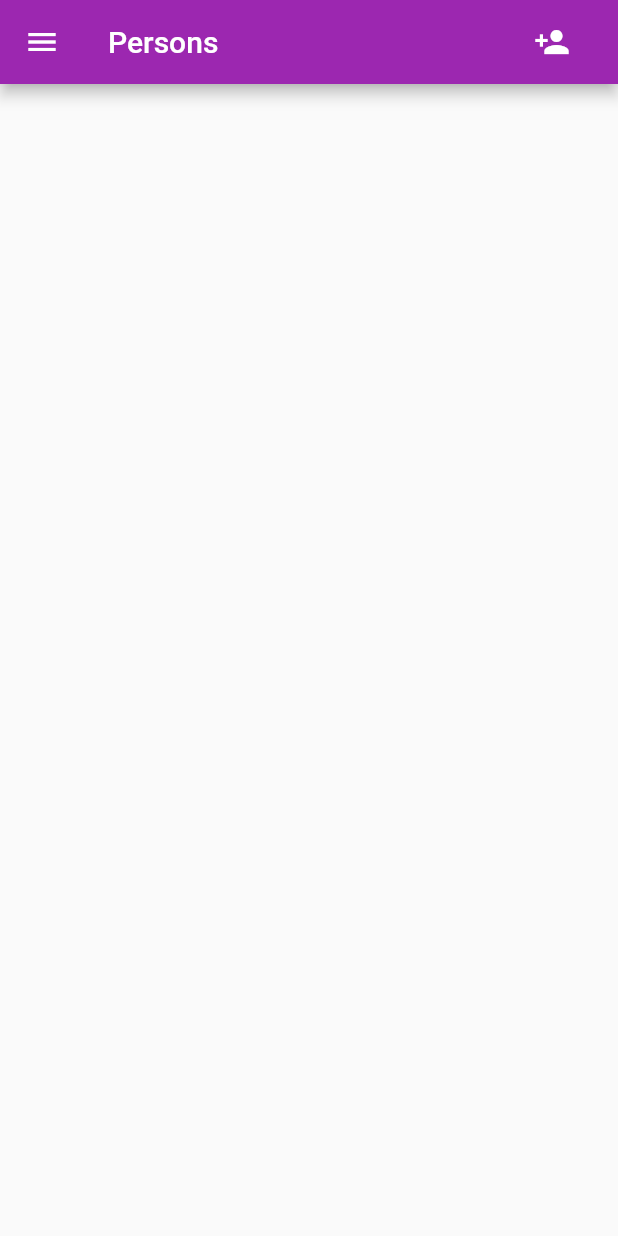
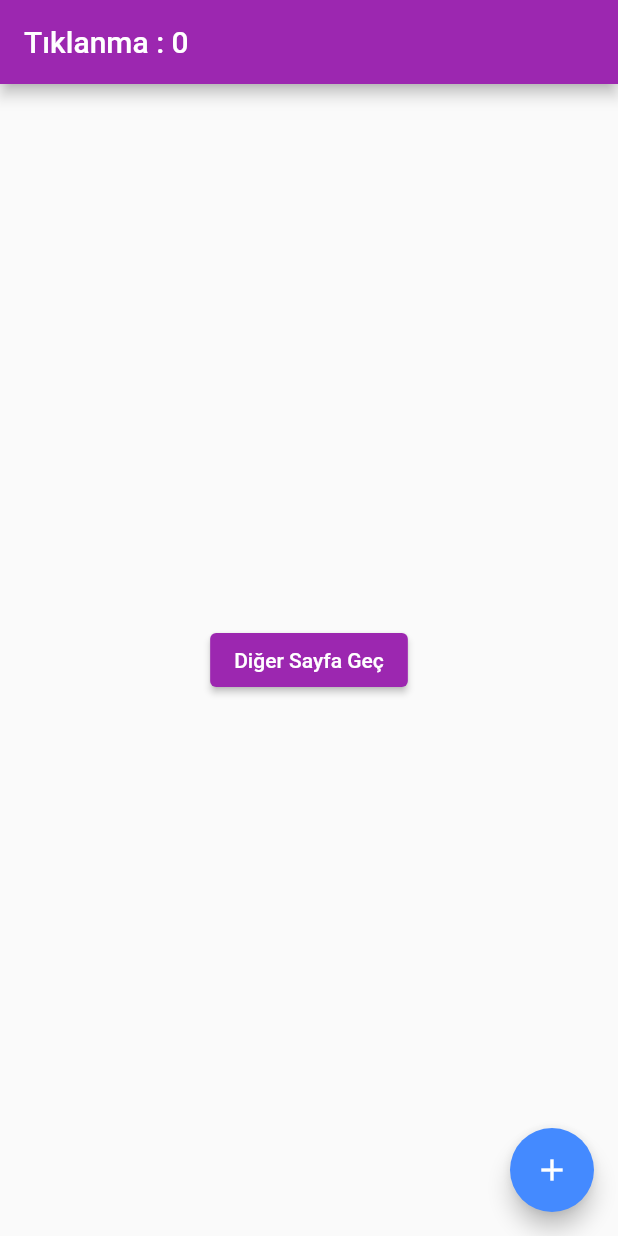
Before and after one commit to TarkanKara/Get_X, a Flutter app: the screen it shows after launch, on a phone screen of 412 x 824 dp. Run offline on Flutter 3.47's test engine with Material 2 defaults, Android fonts, the phone set to English and light mode, and no system bars; our stand-ins replace get, responsive_sizer.

Commit message:
getx counter app

```diff
--- /dev/null
+++ b/lib/Getx_1_counter/controller.dart
@@ -0,0 +1,8 @@
+// ignore_for_file: depend_on_referenced_packages
+
+import 'package:get/get.dart';
+
+class Controller extends GetxController {
+  var count = 0.obs;
+  icrement() => count++;
+}
--- /dev/null
+++ b/lib/Getx_1_counter/home_page.dart
@@ -0,0 +1,50 @@
+// ignore_for_file: depend_on_referenced_packages, unused_local_variable
+
+import 'package:flutter/material.dart';
+import 'package:persons_app/Getx_1_counter/controller.dart';
+import 'package:get/get.dart';
+
+class Home extends StatelessWidget {
+  const Home({super.key});
+
+  @override
+  Widget build(BuildContext context) {
+    //Controller sınıfındaki kodlarımızı tüm sayfalarımızda kullanabilmek için
+    final Controller controller = Get.put(Controller());
+    return Scaffold(
+      appBar: AppBar(title: Obx(() => Text("Tıklanma : ${controller.count}"))),
+      body: Center(
+          child: ElevatedButton(
+              onPressed: () {
+                Get.to(const SecondPage());
+              },
+              child: const Text("Diğer Sayfa Geç"))),
+      floatingActionButton: FloatingActionButton(
+          onPressed: () {
+            controller.icrement();
+          },
+          child: const Icon(Icons.add)),
+    );
+  }
+}
+
+//Second Page
+class SecondPage extends StatelessWidget {
+  const SecondPage({super.key});
+
+  @override
+  Widget build(BuildContext context) {
+    //Diğer syafalardan conroller sınıfının özelliklerine erişebilme
+    final Controller controller = Get.find();
+    return Scaffold(
+      appBar: AppBar(
+        leading: IconButton(
+            onPressed: () {
+              Get.back();
+            },
+            icon: const Icon(Icons.arrow_back_ios_new_rounded)),
+      ),
+      body: Center(child: Text("Second Page Tıklanma : ${controller.count}")),
+    );
+  }
+}
--- a/lib/main.dart
+++ b/lib/main.dart
@@ -1,7 +1,7 @@
 // ignore_for_file: depend_on_referenced_packages
 
 import 'package:flutter/material.dart';
-import 'package:persons_app/views/persons_view.dart';
+import 'package:persons_app/Getx_1_counter/home_page.dart';
 import 'package:responsive_sizer/responsive_sizer.dart';
 import 'package:get/get.dart';
 
@@ -33,7 +33,7 @@ class MyApp extends StatelessWidget {
                   primary: Colors.purple, secondary: Colors.blueAccent),
             ),
             title: 'Get Started Mobx',
-            home: const PersonView());
+            home: const Home());
       },
     );
   }
```
Also changed, not shown: 1 other file.
